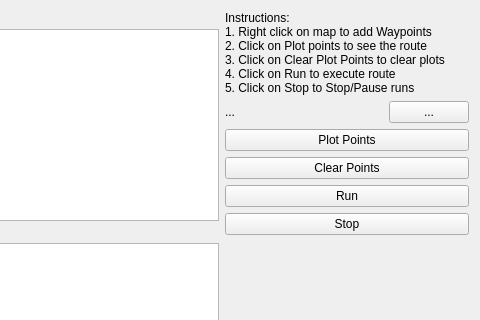
Louisgcr/point_plotter, file ui/pointplot.ui: the form before one commit; both pictures show x 591 to 1071 and y 0 to 320 of the 1071 by 740 pixel window.
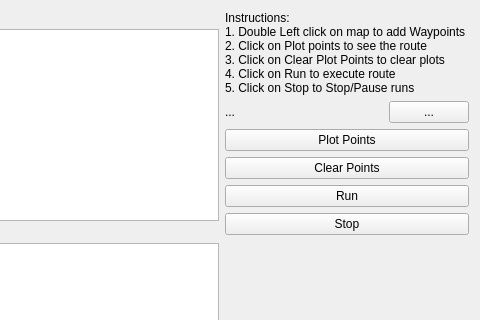
The form after the commit. Custom widgets are drawn as their Qt base class.

Patch:
```diff
--- a/ui/pointplot.ui
+++ b/ui/pointplot.ui
@@ -59,7 +59,7 @@
       <widget class="QLabel" name="instructionLable">
        <property name="text">
         <string>Instructions:
-1. Right click on map to add Waypoints
+1. Double Left click on map to add Waypoints
 2. Click on Plot points to see the route
 3. Click on Clear Plot Points to clear plots
 4. Click on Run to execute route
```
